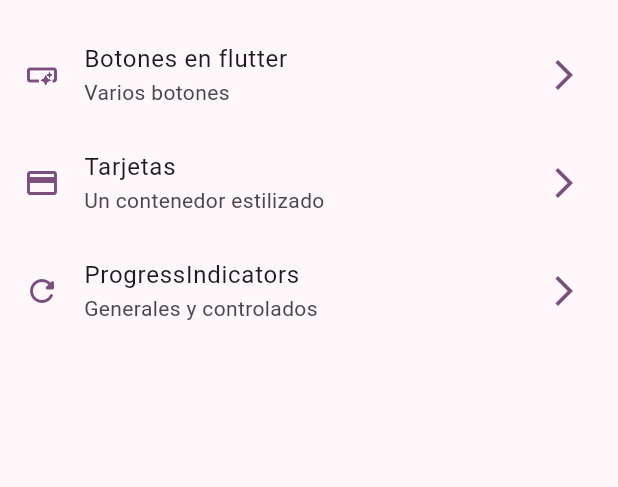
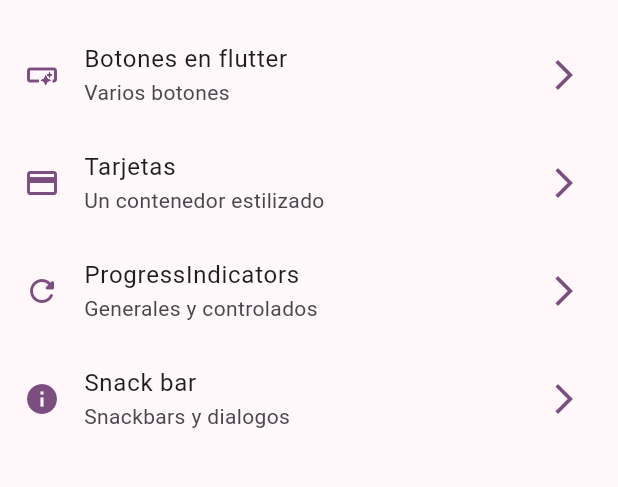
Before and after one commit to andreesgarcia2013/widgets_app, a Flutter app: the screen it shows after launch, on a phone screen of 412 x 824 dp, the part 63-550 px from its top. Run offline on Flutter 3.47's test engine with Material 2 defaults, Android fonts, the phone set to English and light mode, and no system bars; our stand-ins replace go_router.

Commit message:
snackbars y dialogos terminado

```diff
--- a/lib/config/menu/menu_item.dart
+++ b/lib/config/menu/menu_item.dart
@@ -32,4 +32,10 @@ const appMenuItems=<MenuItem>[
       link: '/progress',
       icon: Icons.refresh_rounded
     ),
+    MenuItem(
+      title: 'Snack bar',
+      subTitle: 'Snackbars y dialogos',
+      link: '/snackbar',
+      icon: Icons.info
+    ),
   ];
--- a/lib/main.dart
+++ b/lib/main.dart
@@ -11,6 +11,7 @@ class MainApp extends StatelessWidget {
   @override
   Widget build(BuildContext context) {
     return  MaterialApp.router(
+      title: 'Flutter widgets',
       routerConfig: appRouter,
       debugShowCheckedModeBanner: false,
       theme: AppTheme(selectedColor: 5).getTheme(),
```
Also changed, not shown: lib/presentation/screens/snackbar/snackbar_screen.dart (+50 -5 lines).
